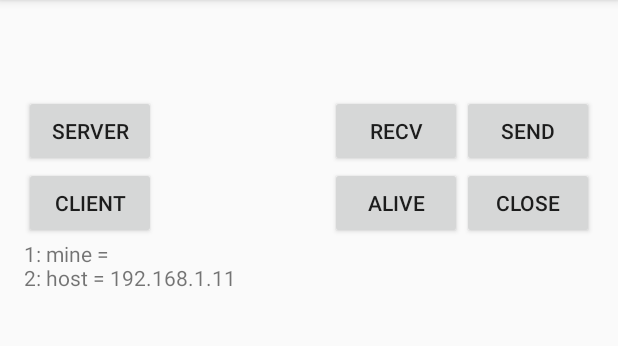
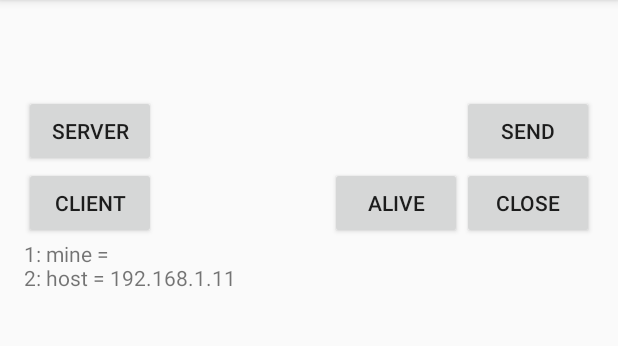
Before and after one commit to maruhiro-k/test, an Android app: the SockActivity screen opened directly, with no data from a screen before it, on a phone screen of 412 x 824 dp, the part 84-430 px from its top. Run offline under Robolectric (Android 15) with nearby library versions, the phone set to English and light mode, and no system bars.

Commit message:
ソース整理

```diff
--- a/p2p_test/app/src/main/AndroidManifest.xml
+++ b/p2p_test/app/src/main/AndroidManifest.xml
@@ -9,10 +9,6 @@
     <uses-permission android:name="android.permission.CHANGE_NETWORK_STATE" />
     <uses-permission android:name="android.permission.INTERNET" />
     <uses-permission android:name="android.permission.ACCESS_NETWORK_STATE" />
-
-    <android:uses-permission android:name="android.permission.WRITE_EXTERNAL_STORAGE" />
-    <android:uses-permission android:name="android.permission.READ_PHONE_STATE" />
-    <android:uses-permission android:name="android.permission.READ_EXTERNAL_STORAGE" />
 
     <application
         android:allowBackup="true"
--- a/p2p_test/app/src/main/java/com/example/hiroki/p2p_test/SockActivity.java
+++ b/p2p_test/app/src/main/java/com/example/hiroki/p2p_test/SockActivity.java
@@ -1,9 +1,7 @@
 package com.example.hiroki.p2p_test;
 
+import android.os.Bundle;
 import android.support.v7.app.AppCompatActivity;
-import android.os.Bundle;
-import android.text.method.ScrollingMovementMethod;
-import android.util.Log;
 import android.view.View;
 import android.widget.Button;
 import android.widget.TextView;
@@ -16,6 +14,8 @@ import com.example.hiroki.p2p_test.util.Logger;
 import java.net.InetAddress;
 import java.net.NetworkInterface;
 import java.net.SocketException;
+import java.util.Arrays;
+import java.util.Enumeration;
 
 public class SockActivity extends AppCompatActivity {
     static final int PORT = 18888;
@@ -34,11 +34,11 @@ public class SockActivity extends AppCompatActivity {
 
         String mine = "";
         try {
-            java.util.Enumeration<NetworkInterface> interfaces = NetworkInterface.getNetworkInterfaces();
+            Enumeration<NetworkInterface> interfaces = NetworkInterface.getNetworkInterfaces();
 
             while (interfaces.hasMoreElements()) {
                 NetworkInterface network = interfaces.nextElement();
-                java.util.Enumeration<InetAddress> addresses = network.getInetAddresses();
+                Enumeration<InetAddress> addresses = network.getInetAddresses();
 
                 while (addresses.hasMoreElements()) {
                     String address = addresses.nextElement().getHostAddress();
@@ -49,16 +49,14 @@ public class SockActivity extends AppCompatActivity {
                     }
                 }
             }
-        }
-        catch (SocketException e) {
+        } catch (SocketException ignored) {
         }
         logger.add("mine = " + mine);
 
         final String host;
         if (mine.equals("192.168.1.11")) {
             host = "192.168.1.12";
-        }
-        else {
+        } else {
             host = "192.168.1.11";
         }
         logger.add("host = " + host);
@@ -71,10 +69,7 @@ public class SockActivity extends AppCompatActivity {
 
             @Override
             public void onRecv(byte[] data) {
-                logger.add("onRecv: " + data.length);
-                for (int i=0; i<data.length; ++i) {
-                    logger.add("onRecv: " + i + ": " + data[i]);
-                }
+                logger.add("onRecv: " + Arrays.toString(data));
             }
 
             @Override
@@ -131,7 +126,7 @@ public class SockActivity extends AppCompatActivity {
             public void onClick(View v) {
                 if (as != null) {
                     byte[] data = {1, 2, 3, 4, 5, 0, -128};
-                    logger.add("send: " + data);
+                    logger.add("send: " + Arrays.toString(data));
                     as.send(data);
                 }
             }
--- a/p2p_test/app/src/main/java/com/example/hiroki/p2p_test/p2p/AsyncSocket.java
+++ b/p2p_test/app/src/main/java/com/example/hiroki/p2p_test/p2p/AsyncSocket.java
@@ -1,7 +1,6 @@
 package com.example.hiroki.p2p_test.p2p;
 
 import android.os.AsyncTask;
-import android.util.Log;
 
 import com.example.hiroki.p2p_test.util.Logger;
 
@@ -9,10 +8,8 @@ import java.io.IOException;
 import java.io.InputStream;
 import java.io.OutputStream;
 import java.net.Socket;
+import java.util.Arrays;
 
-/**
- * Created by hiroki on 2016/02/08.
- */
 public class AsyncSocket {
     Socket s;
     SocketListener mListener;
--- a/p2p_test/app/src/main/java/com/example/hiroki/p2p_test/p2p/ClientSocket.java
+++ b/p2p_test/app/src/main/java/com/example/hiroki/p2p_test/p2p/ClientSocket.java
@@ -1,15 +1,11 @@
 package com.example.hiroki.p2p_test.p2p;
 
 import android.os.AsyncTask;
-import android.util.Log;
 
 import java.io.IOException;
 import java.net.InetSocketAddress;
 import java.net.Socket;
 
-/**
- * Created by hiroki on 2016/02/08.
- */
 public class ClientSocket extends AsyncSocket {
 
     public ClientSocket() {
@@ -33,7 +29,6 @@ public class ClientSocket extends AsyncSocket {
 
             @Override
             protected void onPostExecute(Boolean result) {
-                mLogger.add("connect onPostExecute: " + result);
                 if (listener != null) {
                     listener.onConnect(result);
                 }
--- a/p2p_test/app/src/main/java/com/example/hiroki/p2p_test/p2p/ServerSocket.java
+++ b/p2p_test/app/src/main/java/com/example/hiroki/p2p_test/p2p/ServerSocket.java
@@ -1,17 +1,12 @@
 package com.example.hiroki.p2p_test.p2p;
 
 import android.os.AsyncTask;
-import android.util.Log;
 
 import com.example.hiroki.p2p_test.util.Logger;
 
 import java.io.IOException;
-import java.net.InetSocketAddress;
 import java.net.Socket;
 
-/**
- * Created by hiroki on 2016/01/23.
- */
 public class ServerSocket {
     private java.net.ServerSocket s0;
     Logger mLogger;
@@ -37,7 +32,6 @@ public class ServerSocket {
 
             @Override
             protected void onPostExecute(Socket s) {
-                mLogger.add("acceot onPostExecute: " + s);
                 if (listener != null) {
                     AsyncSocket as = new AsyncSocket(s);
                     as.addLogger(mLogger);
--- a/p2p_test/app/src/main/java/com/example/hiroki/p2p_test/util/Logger.java
+++ b/p2p_test/app/src/main/java/com/example/hiroki/p2p_test/util/Logger.java
@@ -5,9 +5,6 @@ import android.text.method.ScrollingMovementMethod;
 import android.util.Log;
 import android.widget.TextView;
 
-/**
- * Created by hiroki on 2016/02/08.
- */
 public class Logger {
     String tag;
     Handler h;
--- a/p2p_test/app/src/main/res/layout/activity_sock.xml
+++ b/p2p_test/app/src/main/res/layout/activity_sock.xml
@@ -58,14 +58,6 @@
     <Button
         android:layout_width="wrap_content"
         android:layout_height="wrap_content"
-        android:text="recv"
-        android:id="@+id/recv_btn"
-        android:layout_alignTop="@+id/send_btn"
-        android:layout_toStartOf="@+id/send_btn" />
-
-    <Button
-        android:layout_width="wrap_content"
-        android:layout_height="wrap_content"
         android:text="alive"
         android:id="@+id/alive_btn"
         android:layout_below="@+id/srv_btn"
```
